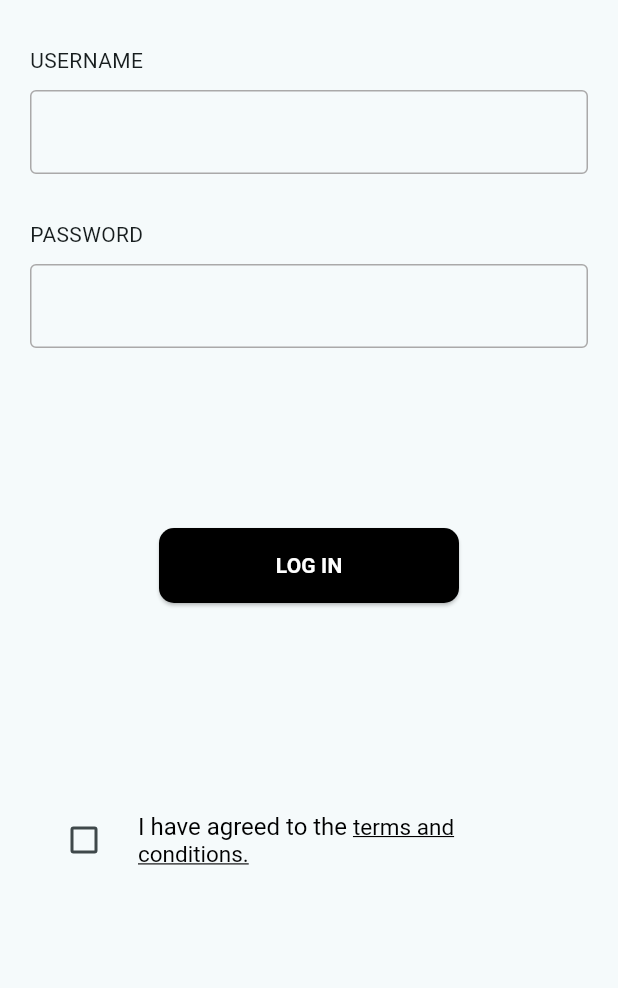
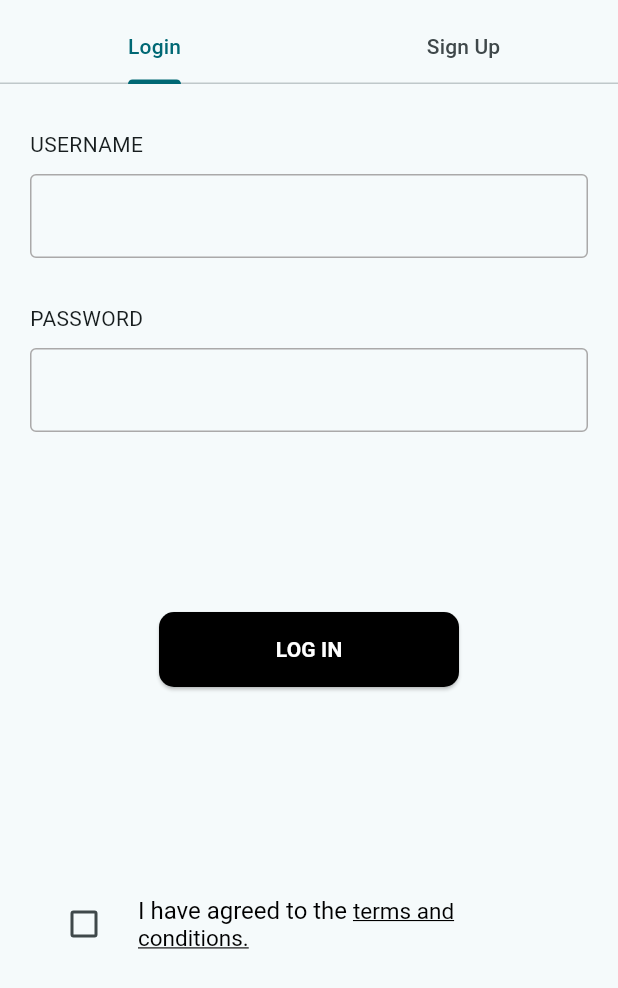
Before and after one commit to kyuremmmmz/queuev_mobile, a Flutter app: the screen it shows after launch, on a phone screen of 412 x 824 dp. Shown: the top 988 px of the screen. Run offline on Flutter 3.47's test engine with Material 3 defaults, Android fonts, the phone set to English and light mode, and no system bars; our stand-ins replace flutter_secure_storage, get_it; missing offline and left inert: qr_code_scanner_plus.

Commit message:
queing adde

```diff
--- a/Frontend/queingapp/lib/data/repositoryImpl/Auth/user_repository_impl.dart
+++ b/Frontend/queingapp/lib/data/repositoryImpl/Auth/user_repository_impl.dart
@@ -1,3 +1,4 @@
+import 'package:flutter/material.dart';
 import 'package:queingapp/data/models/Auth/login_dto.dart';
 import 'package:queingapp/data/models/Auth/user_dto.dart';
 import 'package:queingapp/data/source/Auth/signup_service.dart';
@@ -18,7 +19,7 @@ class UserRepositoryImpl implements UserRepository {
       final response = await createUserDataSouce.createUser(dto);
       return response.toEntity();
     } catch (e) {
-      print(e);
+      debugPrint(e.toString());
       throw Exception(e);
 
     }
--- a/Frontend/queingapp/lib/injection.dart
+++ b/Frontend/queingapp/lib/injection.dart
@@ -8,6 +8,7 @@ import 'package:queingapp/domain/usecases/GetAuth/auth_usecases.dart';
 import 'package:queingapp/presentation/provider/AuthenticationProviders/auth_provider.dart';
 import 'package:queingapp/presentation/provider/AuthenticationProviders/storage_provider.dart';
 import 'package:queingapp/presentation/provider/AuthenticationProviders/validators_provider.dart';
+import 'package:queingapp/presentation/provider/QrProviders/qr_view_provider.dart';
 final GetIt sl = GetIt.instance;
 
 void init(){
@@ -27,4 +28,5 @@ void init(){
   sl.registerLazySingleton(()=>AuthProvider(authUsecases:sl() ));
   sl.registerLazySingleton(()=>ValidatorsProvider());
   sl.registerLazySingleton(()=>StorageProvider());
+  sl.registerLazySingleton(()=>QrViewProvider());
 }
--- a/Frontend/queingapp/lib/main.dart
+++ b/Frontend/queingapp/lib/main.dart
@@ -1,15 +1,18 @@
+import 'dart:io';
+
 import 'package:flutter/material.dart';
 import 'package:provider/provider.dart';
 import 'package:queingapp/presentation/provider/AuthenticationProviders/auth_provider.dart';
 import 'package:queingapp/presentation/provider/AuthenticationProviders/storage_provider.dart';
 import 'package:queingapp/presentation/provider/AuthenticationProviders/validators_provider.dart';
-import 'package:queingapp/presentation/screens/auth/auth_wrapper.dart';
+import 'package:queingapp/presentation/provider/QrProviders/qr_view_provider.dart';
 import 'package:queingapp/presentation/screens/auth_checker.dart';
 import 'injection.dart' as di;
 void main() {
   di.init();
   runApp(const MyApp());
 }
+
 
 class MyApp extends StatelessWidget {
   const MyApp({super.key});
@@ -20,16 +23,20 @@ class MyApp extends StatelessWidget {
       ChangeNotifierProvider(create: (_) =>  di.sl<AuthProvider>()),
       ChangeNotifierProvider(create: (_) => di.sl<ValidatorsProvider>()),
       ChangeNotifierProvider(create: (_) => di.sl<StorageProvider>()),
+      ChangeNotifierProvider(create: (_) => di.sl<QrViewProvider>()),
     ],
     child: MaterialApp(
+      routes: {
+
+      },
       debugShowCheckedModeBanner: false,
       title: 'Flutter Demo',
       theme: ThemeData(
         colorScheme: ColorScheme.fromSeed(seedColor: const Color.fromARGB(255, 255, 255, 255)),
         useMaterial3: true,
       ),
-      home: AuthChecker(),
-      )
+      home: const AuthChecker(),
+      ),
     );
   }
 }
--- /dev/null
+++ b/Frontend/queingapp/lib/presentation/provider/QrProviders/qr_view_provider.dart
@@ -0,0 +1,38 @@
+import 'dart:developer';
+
+import 'package:flutter/material.dart';
+import 'package:qr_code_scanner_plus/qr_code_scanner_plus.dart';
+import 'package:url_launcher/url_launcher.dart';
+
+class QrViewProvider with ChangeNotifier{
+  QRViewController? _controller;
+  Barcode? _result;
+
+  QRViewController? get controller  => _controller;
+  Barcode? get result => _result;
+
+  void onQRViewCreated(QRViewController controller) {
+    notifyListeners();
+    _controller = controller;
+    controller.scannedDataStream.listen((scanData) {
+      _result = scanData;
+      _launchInBrowser(_result!.code.toString());
+      notifyListeners();
+    });
+    notifyListeners();
+  }
+
+  void onPermissionSet(BuildContext context, QRViewController ctrl, bool p) {
+    log('${DateTime.now().toIso8601String()}_onPermissionSet $p');
+    if (!p) {
+      ScaffoldMessenger.of(context).showSnackBar(
+        const SnackBar(content: Text('no Permission')),
+      );
+    }
+  }
+
+  void _launchInBrowser(String url)async{
+    await launchUrl(Uri.parse(url));
+  }
+
+}
--- a/Frontend/queingapp/lib/presentation/screens/auth/auth_wrapper.dart
+++ b/Frontend/queingapp/lib/presentation/screens/auth/auth_wrapper.dart
@@ -14,7 +14,7 @@ class AuthWrapper extends StatefulWidget {
 class _AuthWrapperState extends State<AuthWrapper> {
   @override
   Widget build(BuildContext context) {
-    return TabBarComponent(
+    return const TabBarComponent(
       screen: Scaffold(
         appBar: AuthAppBar(),
         body: TabBarView(
--- a/Frontend/queingapp/lib/presentation/screens/auth/login/login.dart
+++ b/Frontend/queingapp/lib/presentation/screens/auth/login/login.dart
@@ -1,5 +1,4 @@
 import 'package:flutter/material.dart';
-import 'package:queingapp/presentation/widgets/appbar/auth_app_bar.dart';
 import 'package:queingapp/presentation/widgets/form/login_form.dart';
 import 'package:queingapp/utils/AppPadding.dart';
 
@@ -13,7 +12,7 @@ class LoginScreen extends StatefulWidget {
 class _LoginScreenState extends State<LoginScreen> {
   @override
   Widget build(BuildContext context) {
-    return Scaffold(
+    return const Scaffold(
       body: SingleChildScrollView(
         child: SafeArea(
         child: Padding(
--- a/Frontend/queingapp/lib/presentation/screens/auth/signup/signup_next.dart
+++ b/Frontend/queingapp/lib/presentation/screens/auth/signup/signup_next.dart
@@ -1,5 +1,4 @@
 import 'package:flutter/material.dart';
-import 'package:queingapp/presentation/widgets/form/signup_form.dart';
 import 'package:queingapp/presentation/widgets/form/signupnext_form.dart';
 import 'package:queingapp/utils/AppPadding.dart';
 
@@ -13,7 +12,7 @@ class SignupNext extends StatefulWidget {
 class _SignupNextState extends State<SignupNext> {
   @override
   Widget build(BuildContext context) {
-    return Scaffold(
+    return const Scaffold(
       body: SingleChildScrollView(
       child: SafeArea(
         child: Padding(
--- a/Frontend/queingapp/lib/presentation/screens/auth_checker.dart
+++ b/Frontend/queingapp/lib/presentation/screens/auth_checker.dart
@@ -1,7 +1,7 @@
 import 'package:flutter/material.dart';
 import 'package:provider/provider.dart';
 import 'package:queingapp/presentation/provider/AuthenticationProviders/storage_provider.dart';
-import 'package:queingapp/presentation/screens/auth/login/login.dart';
+import 'package:queingapp/presentation/screens/auth/auth_wrapper.dart';
 import 'package:queingapp/presentation/screens/home/home_screen.dart';
 
 
@@ -20,26 +20,20 @@ class _AuthCheckerState extends State<AuthChecker> {
     return StreamBuilder<String?>(
       stream: provider.readSecureToken(),
       builder: (context, snapshot) {
-        debugPrint('StreamBuilder snapshot: $snapshot');
         if (snapshot.connectionState == ConnectionState.waiting) {
-          debugPrint('StreamBuilder: Waiting for token');
           return const Scaffold(
             body: Center(child: CircularProgressIndicator()),
           );
         } else if (snapshot.hasError) {
-          debugPrint('StreamBuilder error: ${snapshot.error}');
           return const Scaffold(
             body: Center(child: Text('Error reading token')),
           );
         } else {
           final token = snapshot.data;
-          debugPrint('StreamBuilder token: $token');
           if (token!=null) {
-            debugPrint('Showing LoginScreen');
             return const HomeScreen();
           } else {
-            debugPrint('Showing HomeScreen');
-            return const LoginScreen();
+            return const AuthWrapper();
           }
         }
       },
--- a/Frontend/queingapp/lib/presentation/widgets/checkboxes/checkboxes.dart
+++ b/Frontend/queingapp/lib/presentation/widgets/checkboxes/checkboxes.dart
@@ -1,6 +1,5 @@
 import 'package:flutter/gestures.dart';
 import 'package:flutter/material.dart';
-import 'package:queingapp/presentation/screens/auth/signup/signup.dart';
 
 class Checkboxes extends StatefulWidget {
   final bool? isChecked;
@@ -19,7 +18,7 @@ class _CheckboxesState extends State<Checkboxes> {
       title: RichText(
         text: TextSpan(
           children: [
-            TextSpan(
+            const TextSpan(
               text: "I have agreed to the ",
               style: TextStyle(
                 fontSize: 16,
@@ -28,7 +27,7 @@ class _CheckboxesState extends State<Checkboxes> {
             ),
             TextSpan(
               text: "terms and conditions.",
-              style: TextStyle(
+              style: const TextStyle(
                 fontSize: 15,
                 color: Colors.black,
                 decoration: TextDecoration.underline,
--- a/Frontend/queingapp/lib/presentation/widgets/form/login_form.dart
+++ b/Frontend/queingapp/lib/presentation/widgets/form/login_form.dart
@@ -2,7 +2,6 @@ import 'package:flutter/material.dart';
 import 'package:provider/provider.dart';
 import 'package:queingapp/domain/entities/Auth/login_entity.dart';
 import 'package:queingapp/presentation/provider/AuthenticationProviders/auth_provider.dart';
-import 'package:queingapp/presentation/provider/AuthenticationProviders/storage_provider.dart';
 import 'package:queingapp/presentation/widgets/buttons/reusable_button.dart';
 import 'package:queingapp/presentation/widgets/checkboxes/checkboxes.dart';
 import 'package:queingapp/presentation/widgets/inputs/reusable_field.dart';
@@ -28,7 +27,6 @@ class _LoginFormState extends State<LoginForm> {
   @override
   Widget build(BuildContext context) {
     final provider = Provider.of<AuthProvider>(context);
-    final storageprovider = Provider.of<StorageProvider>(context);
     return Form(
       key: key,
       child: SingleChildScrollView(
--- a/Frontend/queingapp/lib/presentation/widgets/form/signup_form.dart
+++ b/Frontend/queingapp/lib/presentation/widgets/form/signup_form.dart
@@ -1,15 +1,10 @@
 import 'package:flutter/material.dart';
 import 'package:provider/provider.dart';
-import 'package:queingapp/domain/entities/Auth/user_entity.dart';
-import 'package:queingapp/injection.dart';
 import 'package:queingapp/presentation/provider/AuthenticationProviders/auth_provider.dart';
 import 'package:queingapp/presentation/provider/AuthenticationProviders/validators_provider.dart';
-import 'package:queingapp/presentation/screens/auth/signup/signup_next.dart';
 import 'package:queingapp/presentation/widgets/buttons/reusable_button.dart';
 import 'package:queingapp/presentation/widgets/checkboxes/checkboxes.dart';
-import 'package:queingapp/presentation/widgets/form/signupnext_form.dart';
 import 'package:queingapp/presentation/widgets/inputs/reusable_field.dart';
-import 'package:queingapp/utils/Validators.dart';
 
 class SignupForm extends StatefulWidget {
   final PageController controller;
--- a/Frontend/queingapp/pubspec.yaml
+++ b/Frontend/queingapp/pubspec.yaml
@@ -41,6 +41,12 @@ dependencies:
   get_it: ^8.0.3
   flutter_secure_storage: ^9.2.4
   jwt_decoder: ^2.0.1
+  qr_flutter: ^4.1.0
+  qr_code_scanner_plus: ^2.0.7
+  url_launcher: ^6.3.1
+
+
+
 
 dev_dependencies:
   flutter_test:
```
Also changed, not shown: Frontend/queingapp/lib/data/source/Auth/signup_service.dart (+30 -32 lines), Frontend/queingapp/lib/presentation/screens/home/home_screen.dart (+2 -5 lines), Frontend/queingapp/lib/presentation/widgets/scanner_widgets/qr_example_widget.dart (added, +49 -0 lines), Frontend/queingapp/lib/presentation/widgets/scanner_widgets/qr_view.dart (added, +30 -0 lines), Frontend/queingapp/lib/presentation/provider/AuthenticationProviders/storage_provider.dart (line endings or trailing spaces), Frontend/queingapp/pubspec.lock, 5 other files.
